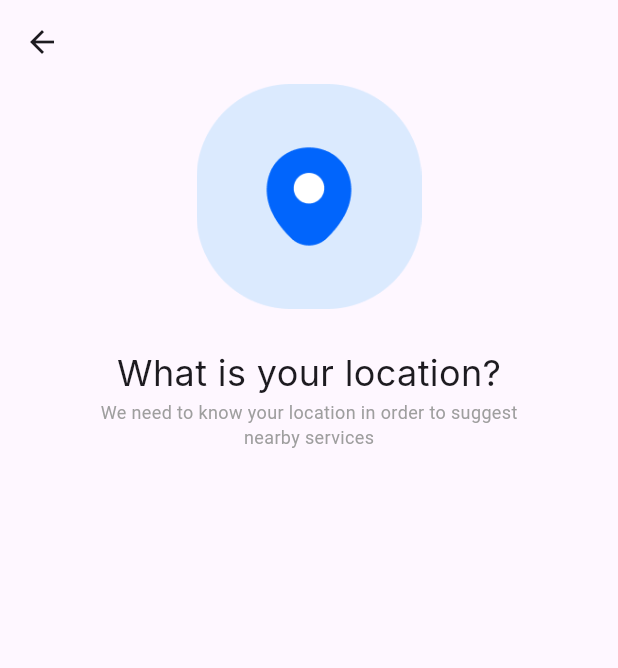
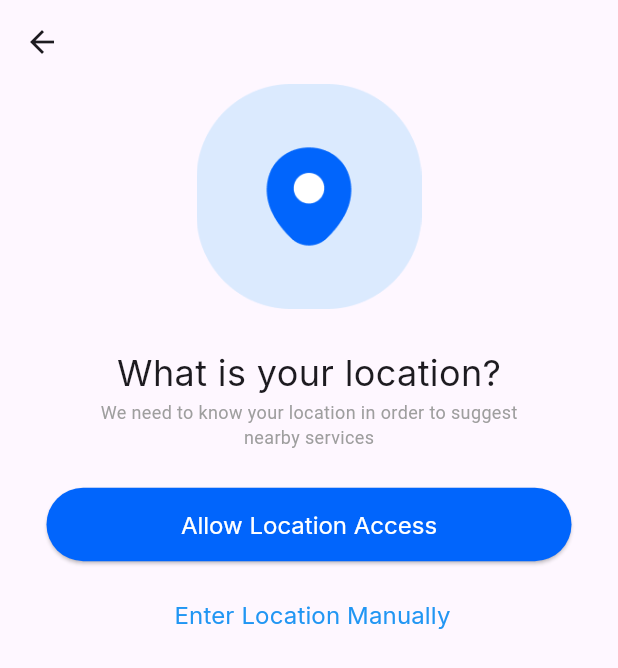
Before and after one commit to ayishaselin/curelink, a Flutter app: the Location screen opened directly, on a phone screen of 412 x 824 dp. Shown: the top 668 px of the screen. Run offline on Flutter 3.47's test engine with Material 3 defaults, Android fonts, the phone set to English and light mode, and no system bars; our stand-ins replace firebase_auth, firebase_core, google_fonts, location; accounts and stored records are empty; project files that could hold a hidden picture were left out.

Commit message:
location

```diff
--- a/lib/location1.dart
+++ b/lib/location1.dart
@@ -1,6 +1,8 @@
 import 'package:flutter/material.dart';
 import 'package:google_fonts/google_fonts.dart';
 import 'package:firebase_core/firebase_core.dart';
+import 'package:location/location.dart';
+
 
 class Location extends StatelessWidget {
   const Location({super.key});
@@ -49,6 +51,46 @@ class Location extends StatelessWidget {
                     fontWeight: FontWeight.normal,
                   ),
                 ),
+                const SizedBox(height: 25.0),
+            ElevatedButton(
+              onPressed: () {
+
+              },
+              child: Text('Allow Location Access', style: GoogleFonts.inter(color: Colors.white)),
+              style: ElevatedButton.styleFrom(
+                padding: const EdgeInsets.all(15),
+                backgroundColor: const Color.fromARGB(255, 1, 101, 252),
+                textStyle: const TextStyle(
+                  fontSize: 16,
+                  fontWeight: FontWeight.normal,
+                ),
+                shape: RoundedRectangleBorder(
+                  borderRadius: BorderRadius.circular(40.0),
+                ),
+                minimumSize: const Size(350, 0),
+              ),
+            ),
+            const SizedBox(height: 25.0),
+            TextButton(
+                  onPressed: () {
+
+                    // Handle "Sign Up" text button press
+                  },
+                  style: TextButton.styleFrom(
+                    padding: EdgeInsets.zero,
+                    minimumSize: Size.zero,
+                    tapTargetSize: MaterialTapTargetSize.shrinkWrap,
+                  ),
+                  child: Text(
+                    ' Enter Location Manually',
+                    style: GoogleFonts.inter(
+                      fontSize: 16,
+                      color: Colors.blue,
+                      fontWeight: FontWeight.normal,
+                    ),
+                  ),
+                ),
+
           ],
             ),
       ));
--- a/lib/navigationbar.dart
+++ b/lib/navigationbar.dart
@@ -1,4 +1,5 @@
  import 'package:flutter/material.dart';
+
 
 class Navigation extends StatefulWidget {
   const Navigation({Key? key}) : super(key: key);
@@ -21,6 +22,8 @@ class _NavigationState extends State<Navigation> {
           });
         },
         currentIndex: myIndex,
+        selectedItemColor: Colors.blue, // Set the color for the selected icon
+  unselectedItemColor: Colors.grey,
         items: const [
           BottomNavigationBarItem(
             icon: Icon(Icons.home),
```
Also changed, not shown: pubspec.yaml (line endings or trailing spaces).
